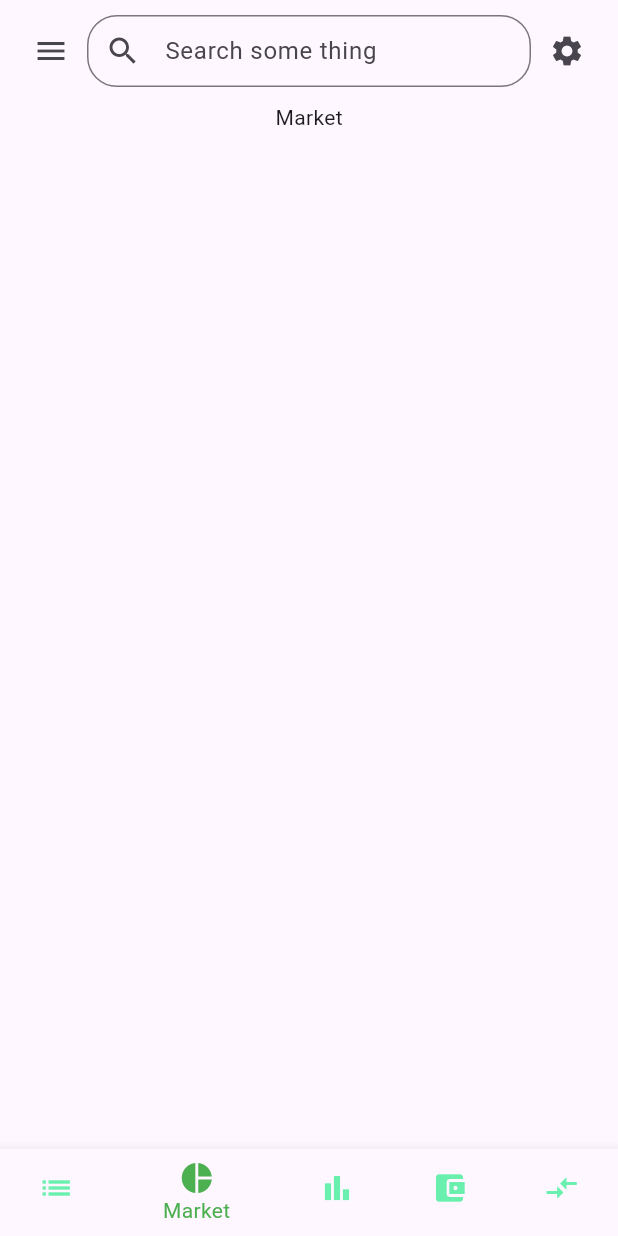
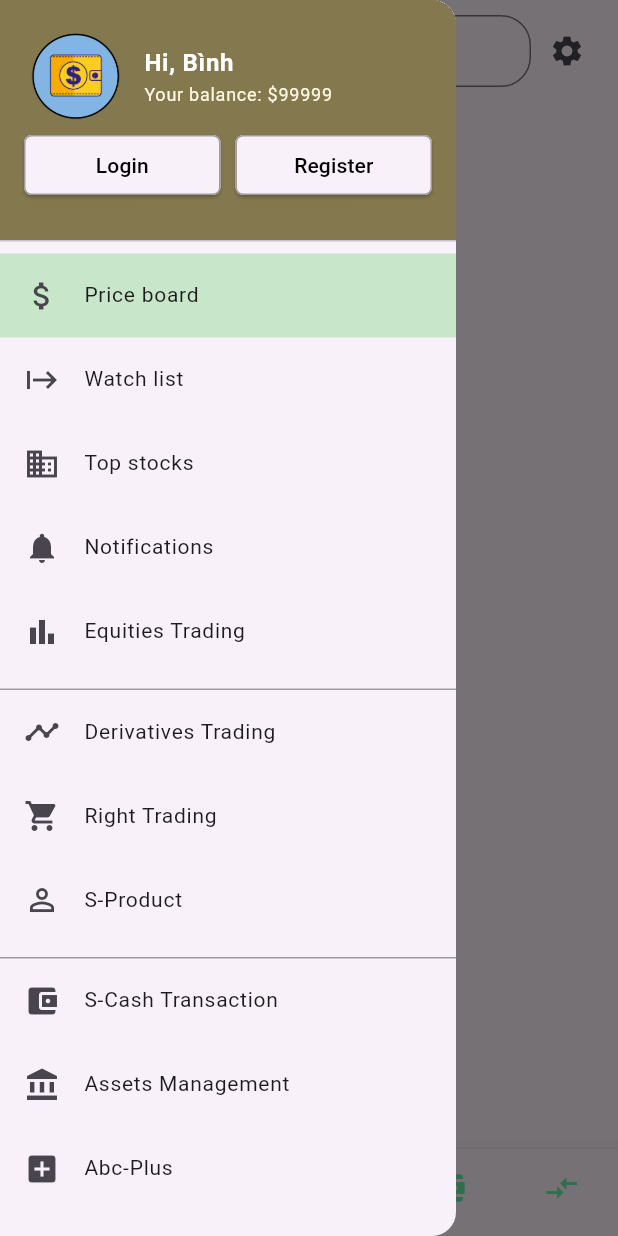
Before and after one commit to Skylake007/finance_search, a Flutter app: the screen it shows after launch, item 2 of the bottom bar chosen, after a tap on the "menu" icon, on a phone screen of 412 x 824 dp. Run offline on Flutter 3.47's test engine with Material 2 defaults, Android fonts, the light colour scheme and no system bars; missing offline and left inert: infinite_scroll_tab_view.

Commit message:
+ add Infinity scroll + add stock market

```diff
--- /dev/null
+++ b/lib/screens/home/drawers.left/left.dart
@@ -0,0 +1,129 @@
+import 'package:flutter/material.dart';
+
+class LeftDrawer extends StatefulWidget {
+  const LeftDrawer({super.key});
+
+  @override
+  State<LeftDrawer> createState() => _LeftDrawerState();
+}
+
+class _LeftDrawerState extends State<LeftDrawer> {
+  int _selectedIndex = 0;
+
+  @override
+  Widget build(BuildContext context) {
+    return Drawer(
+        child: ListView(
+      children: [
+        DrawerHeader(
+          decoration:
+              const BoxDecoration(color: Color.fromARGB(255, 132, 120, 79)),
+          child: Column(
+            children: [
+              Row(
+                children: [
+                  Image.asset(
+                    'assets/images/logo.png',
+                    height: 70,
+                    width: 70,
+                  ),
+                  const SizedBox(width: 10),
+                  Column(
+                    crossAxisAlignment: CrossAxisAlignment.start,
+                    children: [
+                      const Text(
+                        'Hi, Bình',
+                        style: TextStyle(
+                            fontWeight: FontWeight.bold, color: Colors.white),
+                      ),
+                      Text(
+                        'Your balance: \$99999',
+                        style: TextStyle(color: Colors.amber[50], fontSize: 12),
+                      ),
+                    ],
+                  ),
+                ],
+              ),
+              Row(
+                children: [
+                  Expanded(
+                    child: ElevatedButton(
+                      onPressed: () {},
+                      style: ElevatedButton.styleFrom(
+                        shape: RoundedRectangleBorder(
+                          borderRadius: BorderRadius.circular(5),
+                        ),
+                        side: const BorderSide(width: 1, color: Colors.grey),
+                      ),
+                      child: const Text(
+                        'Login',
+                        style: TextStyle(color: Colors.black),
+                      ),
+                    ),
+                  ),
+                  const SizedBox(width: 10),
+                  Expanded(
+                    child: ElevatedButton(
+                      onPressed: () {},
+                      style: ElevatedButton.styleFrom(
+                        shape: RoundedRectangleBorder(
+                          borderRadius: BorderRadius.circular(5),
+                        ),
+                        side: const BorderSide(width: 1, color: Colors.grey),
+                      ),
+                      child: const Text(
+                        'Register',
+                        style: TextStyle(color: Colors.black),
+                      ),
+                    ),
+                  ),
+                ],
+              )
+            ],
+          ),
+        ),
+        _buildDrawerItem(Icons.attach_money, 'Price board', 0),
+        _buildDrawerItem(Icons.start, 'Watch list', 1),
+        _buildDrawerItem(Icons.business, 'Top stocks', 2),
+        _buildDrawerItem(Icons.notifications, 'Notifications', 3),
+        _buildDrawerItem(Icons.bar_chart, 'Equities Trading', 4),
+        const SizedBox(height: 10),
+        const Divider(height: 1, color: Colors.grey),
+        _buildDrawerItem(Icons.timeline, 'Derivatives Trading', 5),
+        _buildDrawerItem(Icons.shopping_cart, 'Right Trading', 6),
+        _buildDrawerItem(Icons.person_outline, 'S-Product', 7),
+        const SizedBox(height: 10),
+        const Divider(height: 1, color: Colors.grey),
+        _buildDrawerItem(Icons.account_balance_wallet, 'S-Cash Transaction', 8),
+        _buildDrawerItem(Icons.account_balance, 'Assets Management', 9),
+        _buildDrawerItem(Icons.add_box, 'Abc-Plus', 10),
+        _buildDrawerItem(Icons.person_outline, 'S-Product', 11),
+        const SizedBox(height: 10),
+        const Divider(height: 1, color: Colors.grey),
+        _buildDrawerItem(Icons.settings, 'Setting', 12),
+      ],
+    ));
+  }
+
+  Widget _buildDrawerItem(IconData icon, String title, int index) {
+    return InkWell(
+      onTap: () {
+        setState(() {
+          _selectedIndex = index;
+        });
+      },
+      child: Container(
+        color: index == _selectedIndex ? Colors.green[100] : null,
+        child: ListTile(
+          leading: Icon(icon),
+          title: Text(
+            title,
+            style: const TextStyle(
+              fontSize: 14,
+            ),
+          ),
+        ),
+      ),
+    );
+  }
+}
--- a/lib/screens/home/home.dart
+++ b/lib/screens/home/home.dart
@@ -1,5 +1,6 @@
 import 'package:finance_search/screens/home/assets/assets.dart';
-import 'package:finance_search/screens/home/cashtransfer/cash_transfer.dart';
+import 'package:finance_search/screens/home/cash_transfer/cash_transfer.dart';
+import 'package:finance_search/screens/home/drawers.left/left.dart';
 import 'package:finance_search/screens/home/market/market.dart';
 import 'package:finance_search/screens/home/trading/trading.dart';
 import 'package:finance_search/screens/home/watchlist/watch_list.dart';
@@ -14,9 +15,10 @@ class HomeScreen extends StatefulWidget {
 
 class _HomeScreenState extends State<HomeScreen> {
   int _currentIndex = 0;
+  final GlobalKey<ScaffoldState> _scaffoldKey = GlobalKey<ScaffoldState>();
   final List<Widget> _screens = const [
+    Market(),
     WatchList(),
-    Market(),
     Trading(),
     Assets(),
     CashTransfer()
@@ -25,7 +27,8 @@ class _HomeScreenState extends State<HomeScreen> {
   @override
   Widget build(BuildContext context) {
     return Scaffold(
-      // drawer: , //man hinh ben trai
+      key: _scaffoldKey,
+      drawer: const LeftDrawer(),
       body: Column(
         children: [
           SafeArea(
@@ -35,7 +38,7 @@ class _HomeScreenState extends State<HomeScreen> {
                 children: [
                   IconButton(
                     onPressed: () {
-                      //drawer
+                      _scaffoldKey.currentState?.openDrawer();
                     },
                     icon: const Icon(Icons.menu),
                   ),
@@ -69,8 +72,8 @@ class _HomeScreenState extends State<HomeScreen> {
       ),
       bottomNavigationBar: BottomNavigationBar(
         items: const [
+          BottomNavigationBarItem(icon: Icon(Icons.pie_chart), label: 'Market'),
           BottomNavigationBarItem(icon: Icon(Icons.list), label: 'Watch list'),
-          BottomNavigationBarItem(icon: Icon(Icons.pie_chart), label: 'Market'),
           BottomNavigationBarItem(
               icon: Icon(Icons.bar_chart), label: 'Trading'),
           BottomNavigationBarItem(
--- a/lib/screens/home/market/market.dart
+++ b/lib/screens/home/market/market.dart
@@ -1,4 +1,6 @@
+import 'package:finance_search/screens/home/market/stock_market/stock_maket.dart';
 import 'package:flutter/material.dart';
+import 'package:infinite_scroll_tab_view/infinite_scroll_tab_view.dart';
 
 class Market extends StatefulWidget {
   const Market({super.key});
@@ -8,10 +10,32 @@ class Market extends StatefulWidget {
 }
 
 class _MarketState extends State<Market> {
+  final List<String> categories = [
+    'Stock Market',
+    'Industry',
+    'Index',
+    'Cover Warrants',
+    'EFT',
+    'Top Stock'
+  ];
   @override
   Widget build(BuildContext context) {
-    return const Center(
-      child: Text('Market'),
+    return Expanded(
+      child: InfiniteScrollTabView(
+          contentLength: categories.length,
+          onTabTap: (index) {
+            debugPrint('You tapped: $index');
+          },
+          tabBuilder: (index, isSelected) => Text(
+                categories[index],
+                style: TextStyle(
+                    color: isSelected ? Colors.pink : Colors.black45,
+                    fontWeight: FontWeight.bold,
+                    fontSize: 18),
+              ),
+          pageBuilder: (context, index, _) {
+            return const StockMarket();
+          }),
     );
   }
 }
--- a/lib/screens/login/login.dart
+++ b/lib/screens/login/login.dart
@@ -109,8 +109,6 @@ class _LoginScreenState extends State<LoginScreen> {
                 ),
                 ElevatedButton(
                   onPressed: () {},
-                  // ignore: sort_child_properties_last
-                  child: const Text('Get smart OTP'),
                   style: ElevatedButton.styleFrom(
                       backgroundColor: Colors.transparent,
                       foregroundColor: Colors.white,
@@ -120,6 +118,7 @@ class _LoginScreenState extends State<LoginScreen> {
                             width: 1,
                           ),
                           borderRadius: BorderRadius.circular(20))),
+                  child: const Text('Get smart OTP'),
                 ),
               ],
             ),
--- a/pubspec.yaml
+++ b/pubspec.yaml
@@ -36,6 +36,7 @@ dependencies:
   # Use with the CupertinoIcons class for iOS style icons.
   cupertino_icons: ^1.0.2
   http: ^1.1.0
+  infinite_scroll_tab_view: ^1.0.3
 
 dev_dependencies:
   flutter_test:
```
Also changed, not shown: lib/screens/home/market/stock_market/stock_maket.dart (added, +82 -0 lines), lib/screens/home/cash_transfer/cash_transfer.dart (renamed from lib/screens/home/cashtransfer/cash_transfer.dart), pubspec.lock.
